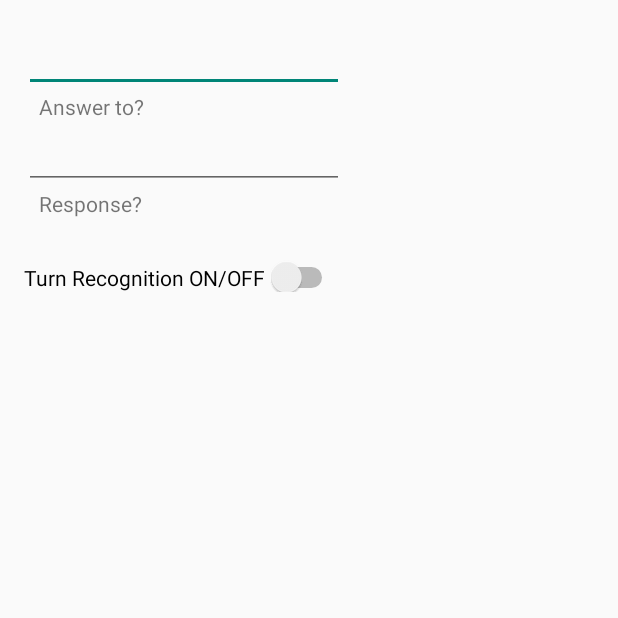
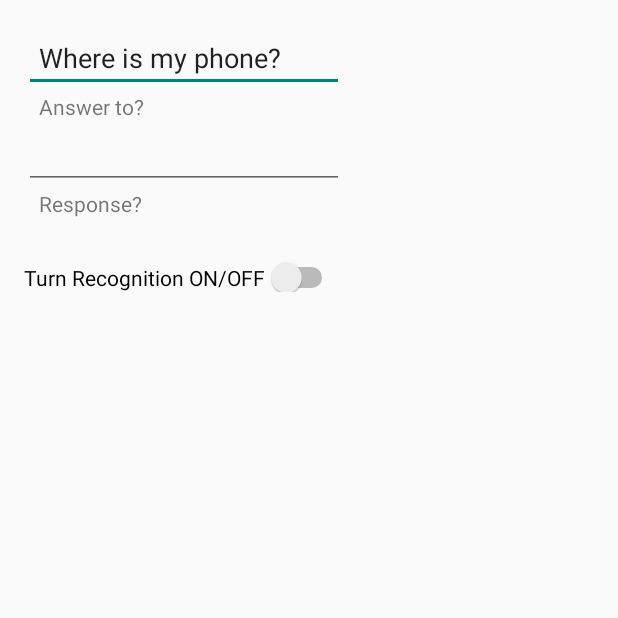
Before and after one commit to iampmat/WherePhone, an Android app: the screen it shows after launch (WherePhoneActivity), on a phone screen of 412 x 824 dp, the top half of it. Run offline under Robolectric (Android 15) with nearby library versions, the phone set to English and light mode, and no system bars.

Commit message:
added Where is my phone? to be displayed in input onCreate

```diff
--- a/app/src/main/java/com/example/patrickmatherly1994/wherephone/WherePhoneActivity.java
+++ b/app/src/main/java/com/example/patrickmatherly1994/wherephone/WherePhoneActivity.java
@@ -75,7 +75,8 @@ public class WherePhoneActivity extends Activity implements RecognitionListener
     private void beginRecognizer() {
         // Recognizer initialization, Include resource files in form of assets
         // Call switchsearch on the keyphrase
-        sInput = etInput.getText().toString().toLowerCase();
+        sInput = etInput.getText().toString().toLowerCase().replaceAll("[-+.^:,!?$%#@&()=`~/><;1234567890]","");
+        makeText(getApplicationContext(), sInput, Toast.LENGTH_SHORT).show();
         sOutput = etOutput.getText().toString().toLowerCase();
 
         // Restart the recognizer if it was running
--- a/app/src/main/res/layout-v14/activity_where_phone.xml
+++ b/app/src/main/res/layout-v14/activity_where_phone.xml
@@ -10,7 +10,8 @@
         android:layout_height="wrap_content"
         android:layout_centerHorizontal="true"
         android:ems="10"
-        android:paddingLeft="10dp" />
+        android:paddingLeft="10dp"
+        android:text="@string/start_input"/>
 
     <TextView
         android:layout_width="wrap_content"
--- a/app/src/main/res/values/strings.xml
+++ b/app/src/main/res/values/strings.xml
@@ -11,4 +11,5 @@
     <string name="phone_caption">To try phonetic recognition say anything.</string>
 
     <string name="save_switch">Turn Recognition ON/OFF</string>
+    <string name="start_input">Where is my phone?</string>
 </resources>
```
